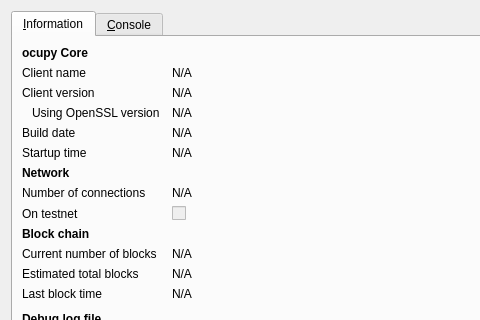
macht1/blitz, file src/qt/forms/rpcconsole.ui: the form before one commit; both pictures show x 0 to 480 and y 0 to 320 of the 740 by 450 pixel window.
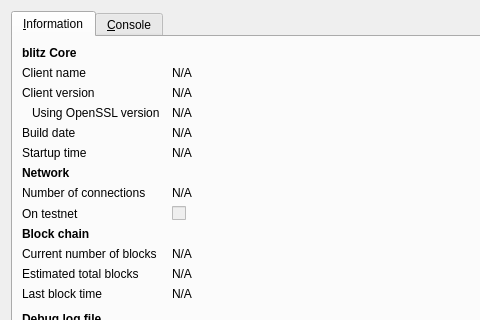
The form after the commit. Icons and pictures are not drawn.

Commit message: Rebranding from Ocupy to Blitz

```diff
--- a/src/qt/forms/rpcconsole.ui
+++ b/src/qt/forms/rpcconsole.ui
@@ -36,7 +36,7 @@
           </font>
          </property>
          <property name="text">
-          <string>ocupy Core</string>
+          <string>blitz Core</string>
          </property>
         </widget>
        </item>
```
Left out of the diff: 6 changed lines with no effect on the pictures. The commit also changes 170 other files.
